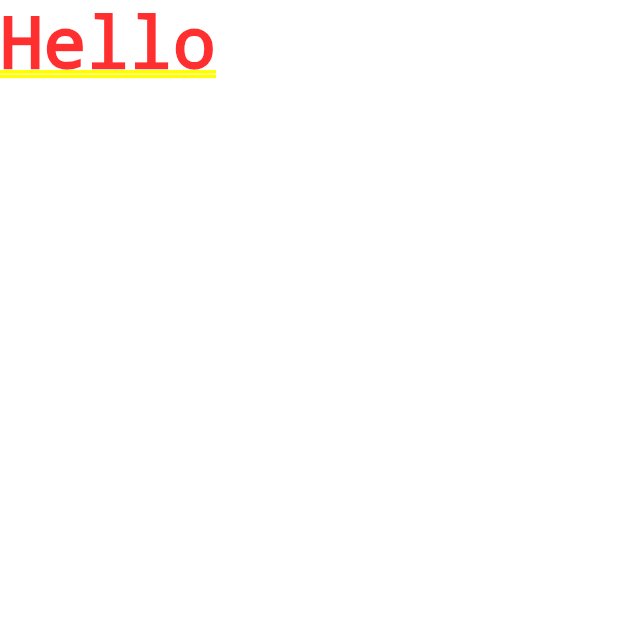
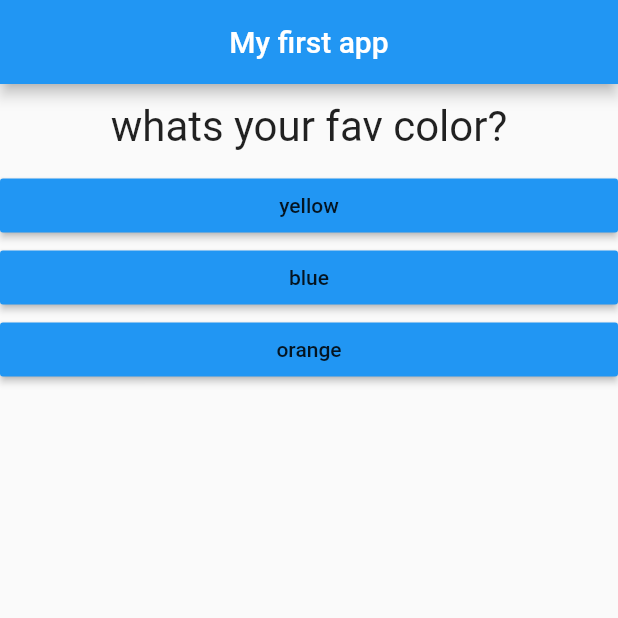
Before and after one commit to rairishi764/flutter-learningapp, a Flutter app: the screen it shows after launch, on a phone screen of 412 x 824 dp, the top half of it. Run offline on Flutter 3.47's test engine with Material 2 defaults, Android fonts, the phone set to English and light mode, and no system bars.

Commit message:
updated quiz

```diff
--- /dev/null
+++ b/lib/answer.dart
@@ -0,0 +1,17 @@
+import 'package:flutter/material.dart'; //1.
+
+class Answer extends StatelessWidget {
+  final String anserText;
+  final Function selectHandler;
+  Answer(this.selectHandler, this.anserText);
+  Widget build(BuildContext ctx) {
+    return Container(
+      width: double.infinity,
+      child: RaisedButton(
+        color: Colors.blue,
+        child: Text(this.anserText),
+        onPressed: selectHandler,
+      ),
+    );
+  }
+}
--- a/lib/main.dart
+++ b/lib/main.dart
@@ -1,12 +1,81 @@
-import 'package:flutter/material.dart';//import handled by pubsoec.yml
+import 'package:flutter/material.dart'; //import handled by pubsoec.yml
+
+//import './question.dart'; //importing local library
+//import './answer.dart';
+import './quiz.dart';
+import './result.dart';
 
 //main function which is run first to kick of app code
-void main(){
+void main() {
   runApp(MyApp());
+  /*fn defined in flutter package does all heavy lifiting of taking
+                      a widget and put it on screen by calling the build fn of widget*/
+}
 
+//void main() => runApp(MyApp()); alternative syntax but only used in 1 widget run
+
+class MyApp extends StatefulWidget {
+  @override
+  _MyAppState createState() => _MyAppState();
 }
-class MyApp extends StatelessWidget {
-  Widget build(BuildContext ctx){
-    return MaterialApp(home: Text('Hello'),);
+
+class _MyAppState extends State<MyApp> {
+  //State class can retain values as will not be rebuilt ad MyApp widget
+  var _questionIndex = 0; //_ in beg makes it private property
+
+  void _ansQuestion() {
+    setState(() {
+      //build is getting called when u set state
+      _questionIndex = _questionIndex + 1;
+    });
+    if (_questionIndex < 3) {
+      print("We have more questions");
+    } else {
+      print("Questionlist over");
+    }
+    print(_questionIndex);
+  }
+
+  @override //good practice of specifying that u r overriding
+  Widget build(BuildContext ctx) {
+    //always responsible toreturn widget
+
+    final _question = [
+      //can use final here as values will not change
+      {
+        "questionText": "whats your fav color?",
+        "answer": ["yellow", "blue", "orange"]
+      },
+      {
+        "questionText": "Whats your fav animal?",
+        "answer": ["dog", "cat", "bull","horse","lion"]
+      },
+      {
+        "questionText": "Whats your fav food?",
+        "answer": ["chicken", "fruits", "vegetables"]
+      },
+      {
+        "questionText": "Whats your fav sport",
+        "answer": ["cricket", "hockey", "football"]
+      },
+    ];
+    return MaterialApp(
+      home: Scaffold(
+        // give base page design widget
+        appBar: AppBar(
+          title: Text(
+            'My first app',
+          ),
+          centerTitle: true,
+        ),
+        body: _questionIndex < _question.length
+            ? Quiz(
+                answerQuestion: _ansQuestion,
+                question: _question,
+                questionIndex: _questionIndex,
+              )
+            : Result(),
+      ),
+    ); //scaffold is widget that gives basic structure for app
   }
 }
--- /dev/null
+++ b/lib/question.dart
@@ -0,0 +1,23 @@
+import 'package:flutter/material.dart';
+
+class Question extends StatelessWidget {
+  //every widget needs to be in class
+
+  final String questionTest;
+
+  Question(this.questionTest);
+
+  Widget build(BuildContext ctx) {
+    // every widget class has to impleent build funtion
+    return Container(
+        // just a wrapper which isnt visible
+        width: double.infinity, //as much space available
+        margin: EdgeInsets.all(10),
+        padding: EdgeInsets.all(2),
+        child: Text(
+          questionTest,
+          style: TextStyle(fontSize: 28),
+          textAlign: TextAlign.center,
+        ));
+  }
+}
--- /dev/null
+++ b/lib/quiz.dart
@@ -0,0 +1,47 @@
+import 'package:flutter/material.dart';
+import './question.dart';
+import './answer.dart';
+
+class Quiz extends StatelessWidget {
+  final List<Map<String, Object>> question;
+  final Function answerQuestion;
+  final int questionIndex;
+
+  Quiz({
+    @required this.answerQuestion,
+    @required this.question,
+    @required this.questionIndex,
+  });
+  @override
+  Widget build(BuildContext context) {
+    return Column(
+      //puts widgets in 1 column for side by side row used
+      children: [
+        Question(question[questionIndex]["questionText"]),
+        /*     RaisedButton(
+              //child: Text(questions[0]), //can be replaced by below widget which implements same
+              child: Text(questions[_questionIndex]),   //using imported widget in fold
+              onPressed: _ansQuestion, //pass pointer to fn so that its not executed on rendering
+            ),
+           RaisedButton(
+              child: Text(questions.elementAt(1)),
+              onPressed: ()=>print('LOCAL FUNCTION CALL'),//inline fn
+            ),
+            RaisedButton(
+              child: Text('Question 3'),
+              onPressed: _ansQuestion,
+            ),
+            */
+        //Answer(_ansQuestion),
+        //Answer(_ansQuestion),
+        //Answer(_ansQuestion),  //moved raised button in answer and calling widget here and passing POINTER TO function to it
+        ...(question[questionIndex]["answer"] as List<String>).map((answer) {
+          //map the values of question[_questionIndex]["answer"] to iterate as answer
+          //... is spread- takes elements of list and brings it one level above
+          return Answer(answerQuestion,
+              answer); //pass handler and value frm list one by one
+        }).toList()
+      ],
+    );
+  }
+}
--- /dev/null
+++ b/lib/result.dart
@@ -0,0 +1,9 @@
+import 'package:flutter/material.dart';
+
+class Result extends StatelessWidget {
+
+Widget build(BuildContext ctx) {
+  return Container(child: Text('You did it'),);
+
+}
+}
--- a/pubspec.yaml
+++ b/pubspec.yaml
@@ -14,7 +14,7 @@ description: A new Flutter project.
 version: 1.0.0+1
 
 environment:
-  sdk: ">=2.1.0 <3.0.0"
+  sdk: ">=2.2.2 <3.0.0"
 
 dependencies:
   flutter:
```
